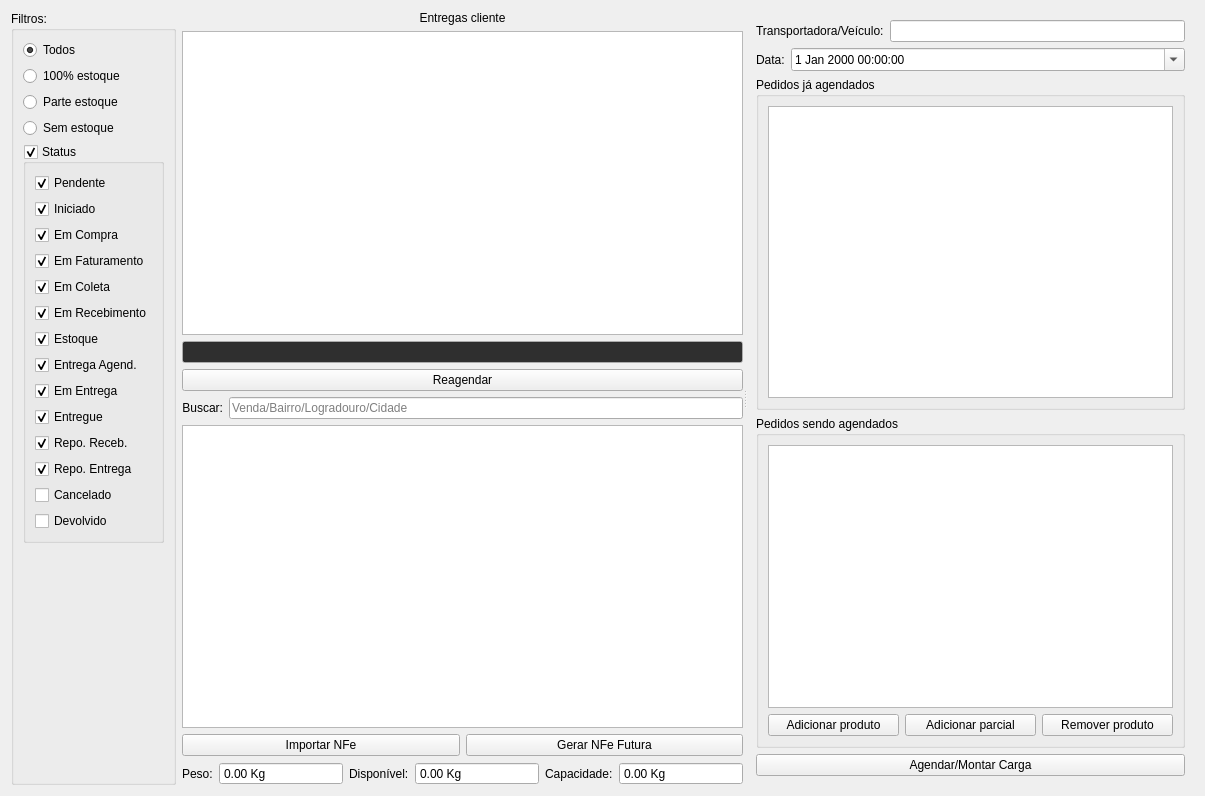
Old version of the form ui/widgetlogisticaagendarentrega.ui in the repository darktorres/ERP-STACCATO.
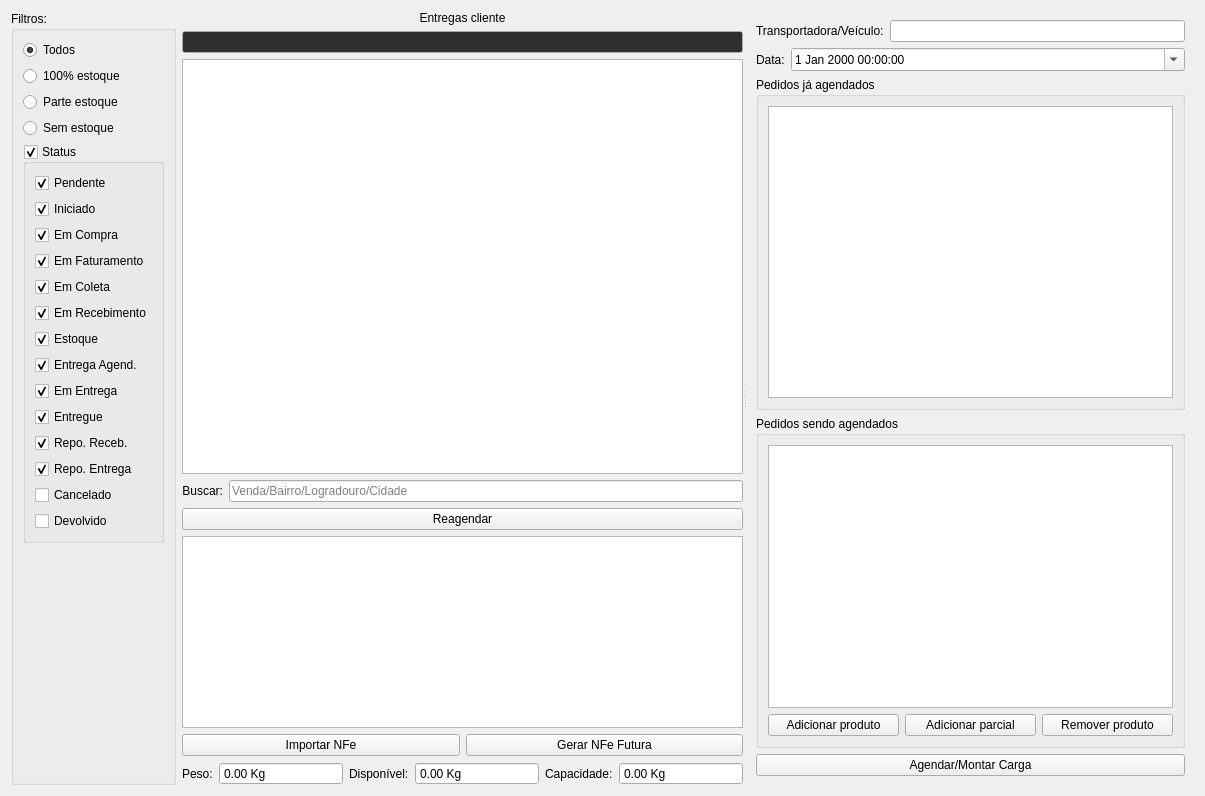
New version of the form. Custom widgets are drawn as their Qt base class.

Patch:
```diff
--- a/ui/widgetlogisticaagendarentrega.ui
+++ b/ui/widgetlogisticaagendarentrega.ui
@@ -274,168 +274,90 @@
      </property>
      <widget class="QWidget" name="layoutWidget">
       <layout class="QGridLayout" name="gridLayout_8">
-       <item row="2" column="0">
-        <widget class="QLineEdit" name="lineEditAviso">
+       <item row="2" column="0" colspan="2">
+        <widget class="TableView" name="tableVendas">
+         <property name="mouseTracking">
+          <bool>true</bool>
+         </property>
+         <property name="editTriggers">
+          <set>QAbstractItemView::NoEditTriggers</set>
+         </property>
+         <property name="selectionMode">
+          <enum>QAbstractItemView::SingleSelection</enum>
+         </property>
+         <property name="selectionBehavior">
+          <enum>QAbstractItemView::SelectRows</enum>
+         </property>
+         <property name="sortingEnabled">
+          <bool>true</bool>
+         </property>
+        </widget>
+       </item>
+       <item row="6" column="0" rowspan="2" colspan="2">
+        <widget class="TableView" name="tableProdutos">
+         <property name="mouseTracking">
+          <bool>true</bool>
+         </property>
+         <property name="editTriggers">
+          <set>QAbstractItemView::NoEditTriggers</set>
+         </property>
+         <property name="selectionMode">
+          <enum>QAbstractItemView::MultiSelection</enum>
+         </property>
+         <property name="selectionBehavior">
+          <enum>QAbstractItemView::SelectRows</enum>
+         </property>
+         <property name="sortingEnabled">
+          <bool>true</bool>
+         </property>
+        </widget>
+       </item>
+       <item row="3" column="0">
+        <widget class="QLabel" name="labelRecebimentosFornecedor_4">
          <property name="enabled">
-          <bool>false</bool>
+          <bool>true</bool>
          </property>
-         <property name="palette">
-          <palette>
-           <active>
-            <colorrole role="WindowText">
-             <brush brushstyle="SolidPattern">
-              <color alpha="255">
-               <red>255</red>
-               <green>0</green>
-               <blue>0</blue>
-              </color>
-             </brush>
-            </colorrole>
-            <colorrole role="Text">
-             <brush brushstyle="SolidPattern">
-              <color alpha="255">
-               <red>255</red>
-               <green>0</green>
-               <blue>0</blue>
-              </color>
-             </brush>
-            </colorrole>
-            <colorrole role="ButtonText">
-             <brush brushstyle="SolidPattern">
-              <color alpha="255">
-               <red>255</red>
-               <green>0</green>
-               <blue>0</blue>
-              </color>
-             </brush>
-            </colorrole>
-            <colorrole role="Base">
-             <brush brushstyle="SolidPattern">
-              <color alpha="255">
-               <red>51</red>
-               <green>51</green>
-               <blue>51</blue>
-              </color>
-             </brush>
-            </colorrole>
-            <colorrole role="PlaceholderText">
-             <brush brushstyle="NoBrush">
-              <color alpha="128">
-               <red>255</red>
-               <green>0</green>
-               <blue>0</blue>
-              </color>
-             </brush>
-            </colorrole>
-           </active>
-           <inactive>
-            <colorrole role="WindowText">
-             <brush brushstyle="SolidPattern">
-              <color alpha="255">
-               <red>255</red>
-               <green>0</green>
-               <blue>0</blue>
-              </color>
-             </brush>
-            </colorrole>
-            <colorrole role="Text">
-             <brush brushstyle="SolidPattern">
-              <color alpha="255">
-               <red>255</red>
-               <green>0</green>
-               <blue>0</blue>
-              </color>
-             </brush>
-            </colorrole>
-            <colorrole role="ButtonText">
-             <brush brushstyle="SolidPattern">
-              <color alpha="255">
-               <red>255</red>
-               <green>0</green>
-               <blue>0</blue>
-              </color>
-             </brush>
-            </colorrole>
-            <colorrole role="Base">
-             <brush brushstyle="SolidPattern">
-              <color alpha="255">
-               <red>51</red>
-               <green>51</green>
-               <blue>51</blue>
-              </color>
-             </brush>
-            </colorrole>
-            <colorrole role="PlaceholderText">
-             <brush brushstyle="NoBrush">
-              <color alpha="128">
-               <red>255</red>
-               <green>0</green>
-               <blue>0</blue>
-              </color>
-             </brush>
-            </colorrole>
-           </inactive>
-           <disabled>
-            <colorrole role="WindowText">
-             <brush brushstyle="SolidPattern">
-              <color alpha="255">
-               <red>255</red>
-               <green>0</green>
-               <blue>0</blue>
-              </color>
-             </brush>
-            </colorrole>
-            <colorrole role="Text">
-             <brush brushstyle="SolidPattern">
-              <color alpha="255">
-               <red>255</red>
-               <green>0</green>
-               <blue>0</blue>
-              </color>
-             </brush>
-            </colorrole>
-            <colorrole role="ButtonText">
-             <brush brushstyle="SolidPattern">
-              <color alpha="255">
-               <red>255</red>
-               <green>0</green>
-               <blue>0</blue>
-              </color>
-             </brush>
-            </colorrole>
-            <colorrole role="Base">
-             <brush brushstyle="SolidPattern">
-              <color alpha="255">
-               <red>47</red>
-               <green>47</green>
-               <blue>47</blue>
-              </color>
-             </brush>
-            </colorrole>
-            <colorrole role="PlaceholderText">
-             <brush brushstyle="NoBrush">
-              <color alpha="128">
-               <red>255</red>
-               <green>0</green>
-               <blue>0</blue>
-              </color>
-             </brush>
-            </colorrole>
-           </disabled>
-          </palette>
+         <property name="sizePolicy">
+          <sizepolicy hsizetype="Maximum" vsizetype="Preferred">
+           <horstretch>0</horstretch>
+           <verstretch>0</verstretch>
+          </sizepolicy>
          </property>
-         <property name="styleSheet">
-          <string notr="true">color: rgb(255, 0, 0);</string>
+         <property name="text">
+          <string>Buscar:</string>
+         </property>
+         <property name="alignment">
+          <set>Qt::AlignRight|Qt::AlignTrailing|Qt::AlignVCenter</set>
+         </property>
+        </widget>
+       </item>
+       <item row="0" column="0" colspan="2">
+        <widget class="QLabel" name="labelEntregasCliente">
+         <property name="sizePolicy">
+          <sizepolicy hsizetype="Preferred" vsizetype="Maximum">
+           <horstretch>0</horstretch>
+           <verstretch>0</verstretch>
+          </sizepolicy>
+         </property>
+         <property name="text">
+          <string>Entregas cliente</string>
          </property>
          <property name="alignment">
           <set>Qt::AlignCenter</set>
          </property>
-         <property name="readOnly">
+        </widget>
+       </item>
+       <item row="3" column="1">
+        <widget class="QLineEdit" name="lineEditBusca">
+         <property name="enabled">
           <bool>true</bool>
          </property>
+         <property name="placeholderText">
+          <string>Venda/Bairro/Logradouro/Cidade</string>
+         </property>
         </widget>
        </item>
-       <item row="6" column="0">
+       <item row="8" column="0" colspan="2">
         <layout class="QGridLayout" name="gridLayout_3">
          <item row="1" column="4">
           <widget class="QLabel" name="label_5">
@@ -559,100 +481,177 @@
          </item>
         </layout>
        </item>
-       <item row="1" column="0">
-        <widget class="TableView" name="tableVendas">
-         <property name="mouseTracking">
-          <bool>true</bool>
-         </property>
-         <property name="editTriggers">
-          <set>QAbstractItemView::NoEditTriggers</set>
-         </property>
-         <property name="selectionMode">
-          <enum>QAbstractItemView::SingleSelection</enum>
-         </property>
-         <property name="selectionBehavior">
-          <enum>QAbstractItemView::SelectRows</enum>
-         </property>
-         <property name="sortingEnabled">
-          <bool>true</bool>
-         </property>
-        </widget>
+       <item row="6" column="1">
+        <layout class="QGridLayout" name="gridLayout_2"/>
        </item>
-       <item row="0" column="0">
-        <widget class="QLabel" name="labelEntregasCliente">
-         <property name="sizePolicy">
-          <sizepolicy hsizetype="Preferred" vsizetype="Maximum">
-           <horstretch>0</horstretch>
-           <verstretch>0</verstretch>
-          </sizepolicy>
-         </property>
-         <property name="text">
-          <string>Entregas cliente</string>
-         </property>
-         <property name="alignment">
-          <set>Qt::AlignCenter</set>
-         </property>
-        </widget>
-       </item>
-       <item row="4" column="0">
-        <layout class="QGridLayout" name="gridLayout_2">
-         <item row="0" column="0">
-          <widget class="QLabel" name="labelRecebimentosFornecedor_4">
-           <property name="enabled">
-            <bool>true</bool>
-           </property>
-           <property name="sizePolicy">
-            <sizepolicy hsizetype="Maximum" vsizetype="Preferred">
-             <horstretch>0</horstretch>
-             <verstretch>0</verstretch>
-            </sizepolicy>
-           </property>
-           <property name="text">
-            <string>Buscar:</string>
-           </property>
-           <property name="alignment">
-            <set>Qt::AlignRight|Qt::AlignTrailing|Qt::AlignVCenter</set>
-           </property>
-          </widget>
-         </item>
-         <item row="0" column="1">
-          <widget class="QLineEdit" name="lineEditBusca">
-           <property name="enabled">
-            <bool>true</bool>
-           </property>
-           <property name="placeholderText">
-            <string>Venda/Bairro/Logradouro/Cidade</string>
-           </property>
-          </widget>
-         </item>
-        </layout>
-       </item>
-       <item row="5" column="0">
-        <widget class="TableView" name="tableProdutos">
-         <property name="mouseTracking">
-          <bool>true</bool>
-         </property>
-         <property name="editTriggers">
-          <set>QAbstractItemView::NoEditTriggers</set>
-         </property>
-         <property name="selectionMode">
-          <enum>QAbstractItemView::MultiSelection</enum>
-         </property>
-         <property name="selectionBehavior">
-          <enum>QAbstractItemView::SelectRows</enum>
-         </property>
-         <property name="sortingEnabled">
-          <bool>true</bool>
-         </property>
-        </widget>
-       </item>
-       <item row="3" column="0">
+       <item row="5" column="0" colspan="2">
         <widget class="QPushButton" name="pushButtonReagendarPedido">
          <property name="text">
           <string>Reagendar</string>
          </property>
         </widget>
        </item>
+       <item row="1" column="0" colspan="2">
+        <widget class="QLineEdit" name="lineEditAviso">
+         <property name="enabled">
+          <bool>false</bool>
+         </property>
+         <property name="palette">
+          <palette>
+           <active>
+            <colorrole role="WindowText">
+             <brush brushstyle="SolidPattern">
+              <color alpha="255">
+               <red>255</red>
+               <green>0</green>
+               <blue>0</blue>
+              </color>
+             </brush>
+            </colorrole>
+            <colorrole role="Text">
+             <brush brushstyle="SolidPattern">
+              <color alpha="255">
+               <red>255</red>
+               <green>0</green>
+               <blue>0</blue>
+              </color>
+             </brush>
+            </colorrole>
+            <colorrole role="ButtonText">
+             <brush brushstyle="SolidPattern">
+              <color alpha="255">
+               <red>255</red>
+               <green>0</green>
+               <blue>0</blue>
+              </color>
+             </brush>
+            </colorrole>
+            <colorrole role="Base">
+             <brush brushstyle="SolidPattern">
+              <color alpha="255">
+               <red>51</red>
+               <green>51</green>
+               <blue>51</blue>
+              </color>
+             </brush>
+            </colorrole>
+            <colorrole role="PlaceholderText">
+             <brush brushstyle="NoBrush">
+              <color alpha="128">
+               <red>255</red>
+               <green>0</green>
+               <blue>0</blue>
+              </color>
+             </brush>
+            </colorrole>
+           </active>
+           <inactive>
+            <colorrole role="WindowText">
+             <brush brushstyle="SolidPattern">
+              <color alpha="255">
+               <red>255</red>
+               <green>0</green>
+               <blue>0</blue>
+              </color>
+             </brush>
+            </colorrole>
+            <colorrole role="Text">
+             <brush brushstyle="SolidPattern">
+              <color alpha="255">
+               <red>255</red>
+               <green>0</green>
+               <blue>0</blue>
+              </color>
+             </brush>
+            </colorrole>
+            <colorrole role="ButtonText">
+             <brush brushstyle="SolidPattern">
+              <color alpha="255">
+               <red>255</red>
+               <green>0</green>
+               <blue>0</blue>
+              </color>
+             </brush>
+            </colorrole>
+            <colorrole role="Base">
+             <brush brushstyle="SolidPattern">
+              <color alpha="255">
+               <red>51</red>
+               <green>51</green>
+               <blue>51</blue>
+              </color>
+             </brush>
+            </colorrole>
+            <colorrole role="PlaceholderText">
+             <brush brushstyle="NoBrush">
+              <color alpha="128">
+               <red>255</red>
+               <green>0</green>
+               <blue>0</blue>
+              </color>
+             </brush>
+            </colorrole>
+           </inactive>
+           <disabled>
+            <colorrole role="WindowText">
+             <brush brushstyle="SolidPattern">
+              <color alpha="255">
+               <red>255</red>
+               <green>0</green>
+               <blue>0</blue>
+              </color>
+             </brush>
+            </colorrole>
+            <colorrole role="Text">
+             <brush brushstyle="SolidPattern">
+              <color alpha="255">
+               <red>255</red>
+               <green>0</green>
+               <blue>0</blue>
+              </color>
+             </brush>
+            </colorrole>
+            <colorrole role="ButtonText">
+             <brush brushstyle="SolidPattern">
+              <color alpha="255">
+               <red>255</red>
+               <green>0</green>
+               <blue>0</blue>
+              </color>
+             </brush>
+            </colorrole>
+            <colorrole role="Base">
+             <brush brushstyle="SolidPattern">
+              <color alpha="255">
+               <red>47</red>
+               <green>47</green>
+               <blue>47</blue>
+              </color>
+             </brush>
+            </colorrole>
+            <colorrole role="PlaceholderText">
+             <brush brushstyle="NoBrush">
+              <color alpha="128">
+               <red>255</red>
+               <green>0</green>
+               <blue>0</blue>
+              </color>
+             </brush>
+            </colorrole>
+           </disabled>
+          </palette>
+         </property>
+         <property name="styleSheet">
+          <string notr="true">color: rgb(255, 0, 0);</string>
+         </property>
+         <property name="alignment">
+          <set>Qt::AlignCenter</set>
+         </property>
+         <property name="readOnly">
+          <bool>true</bool>
+         </property>
+        </widget>
+       </item>
       </layout>
      </widget>
      <widget class="QFrame" name="frameCaminhao">
```
